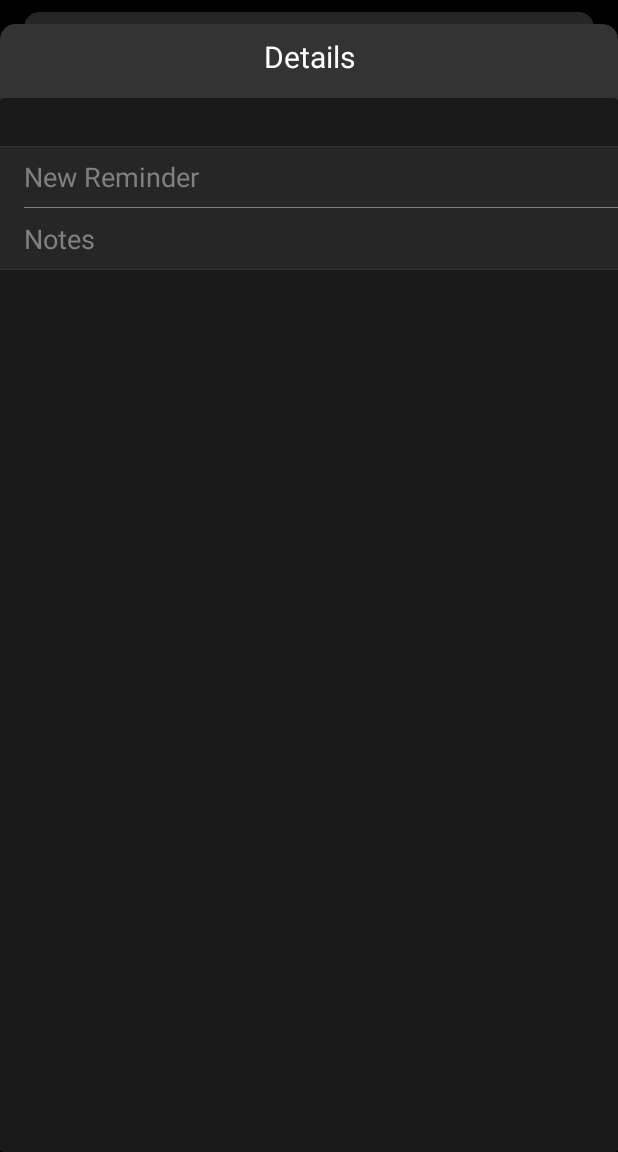
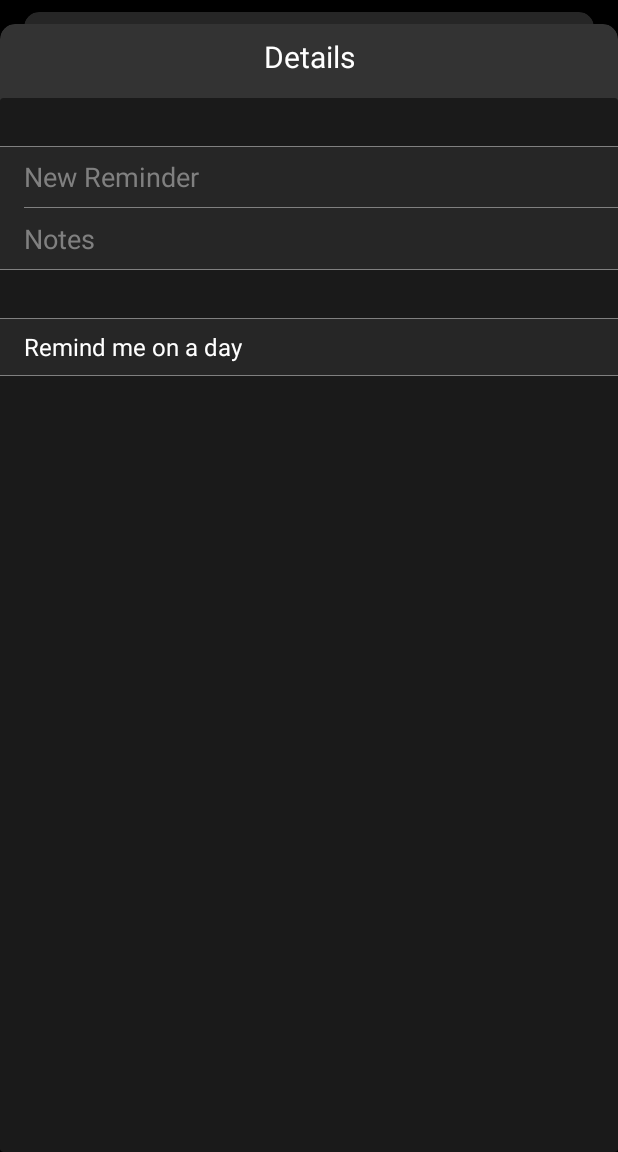
Before and after one commit to mas682/ToDoListApp, an Android app: the DetailsActivity screen opened directly, with no data from a screen before it, on a phone screen of 412 x 824 dp, the part 84-1236 px from its top. Run offline under Robolectric (Android 15) with nearby library versions, the phone set to English and light mode, and no system bars.

```diff
--- a/app/src/main/res/layout/activity_details.xml
+++ b/app/src/main/res/layout/activity_details.xml
@@ -63,12 +63,13 @@
         app:layout_constraintTop_toTopOf="parent" />
 
     <androidx.constraintlayout.widget.ConstraintLayout
+        android:id="@+id/reminderNotesBox"
         android:layout_width="0dp"
         android:layout_height="wrap_content"
         android:layout_marginTop="32dp"
         android:background="@color/colorDarkGray"
         android:elevation="@dimen/cardview_default_elevation"
-        app:layout_constraintEnd_toEndOf="@id/detailBoxMain"
+        app:layout_constraintEnd_toEndOf="parent"
         app:layout_constraintStart_toStartOf="parent"
         app:layout_constraintTop_toTopOf="@id/detailBoxMain">
 
@@ -76,7 +77,7 @@
         android:id="@+id/divider2"
         android:layout_width="match_parent"
         android:layout_height=".3dp"
-            android:background="@color/colorLightDarkGray"
+        android:background="@color/colorPrimary"
         app:layout_constraintEnd_toEndOf="parent"
         app:layout_constraintStart_toStartOf="parent"
         app:layout_constraintTop_toTopOf="parent" />
@@ -131,10 +132,55 @@
         android:layout_width="match_parent"
         android:layout_height=".3dp"
         android:layout_marginTop="8dp"
-            android:background="@color/colorLightDarkGray"
+        android:background="@color/colorPrimary"
         app:layout_constraintEnd_toEndOf="parent"
-            app:layout_constraintStart_toStartOf="parent"
+        app:layout_constraintStart_toEndOf="@id/editText4"
         app:layout_constraintTop_toBottomOf="@id/editText4" />
 </androidx.constraintlayout.widget.ConstraintLayout>
 
+    <androidx.constraintlayout.widget.ConstraintLayout
+        android:id="@+id/repeatBox"
+        android:layout_width="0dp"
+        android:layout_height="wrap_content"
+        android:layout_marginTop="32dp"
+        android:background="@color/colorDarkGray"
+        android:elevation="@dimen/cardview_default_elevation"
+        app:layout_constraintEnd_toEndOf="@id/detailBoxMain"
+        app:layout_constraintStart_toStartOf="parent"
+        app:layout_constraintTop_toBottomOf="@id/reminderNotesBox">
+
+        <View
+            android:id="@+id/divider5"
+            android:layout_width="match_parent"
+            android:layout_height=".3dp"
+            android:background="@color/colorPrimary"
+            app:layout_constraintEnd_toEndOf="parent"
+            app:layout_constraintStart_toStartOf="parent"
+            app:layout_constraintTop_toTopOf="parent" />
+
+        <TextView
+            android:id="@+id/viewText3"
+            android:layout_width="wrap_content"
+            android:layout_height="wrap_content"
+            android:layout_marginLeft="16dp"
+            android:layout_marginTop="8dp"
+            android:text="Remind me on a day"
+            android:textAlignment="textStart"
+            android:textColor="@color/design_default_color_on_primary"
+            android:textSize="16sp"
+            app:layout_constraintStart_toStartOf="parent"
+            app:layout_constraintTop_toTopOf="parent" />
+
+        <View
+            android:id="@+id/divider6"
+            android:layout_width="match_parent"
+            android:layout_height=".3dp"
+            android:layout_marginTop="8dp"
+            android:background="@color/colorPrimary"
+            app:layout_constraintEnd_toEndOf="parent"
+            app:layout_constraintStart_toEndOf="@id/viewText3"
+            app:layout_constraintTop_toBottomOf="@id/viewText3" />
     </androidx.constraintlayout.widget.ConstraintLayout>
+
+
+</androidx.constraintlayout.widget.ConstraintLayout>
--- a/app/src/main/res/values/styles.xml
+++ b/app/src/main/res/values/styles.xml
@@ -8,4 +8,9 @@
         <item name="colorAccent">@color/colorAccent</item>
     </style>
 
+    <style name="SwitchCompatStyle" >
+        <item name="thumbTint">@color/thumb_color</item>
+        <item name="trackTint">@color/switch_color</item>
+    </style>
+
 </resources>
```
Also changed, not shown: app/src/main/res/color/switch_color.xml (added, +7 -0 lines), app/src/main/res/color/thumb_color.xml (added, +7 -0 lines), app/src/main/res/drawable/switch_circle_button.xml (added, +9 -0 lines), app/src/main/res/drawable/switch_track.xml (added, +13 -0 lines), app/src/main/res/layout/activity_main.xml (+16 -0 lines). Lines whose indentation alone changed are shown as unchanged.
